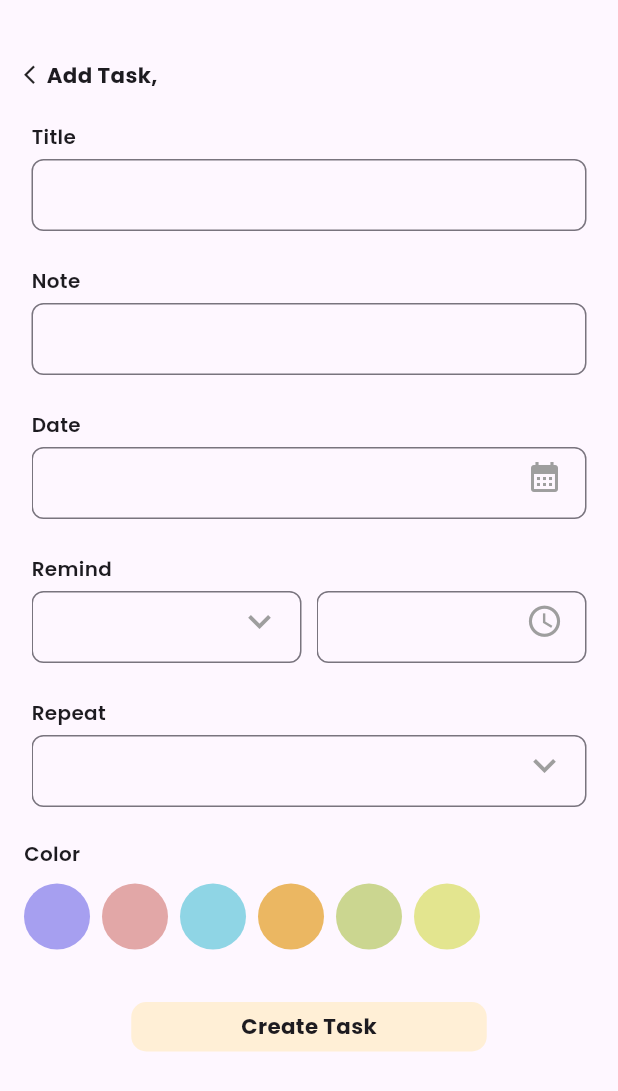
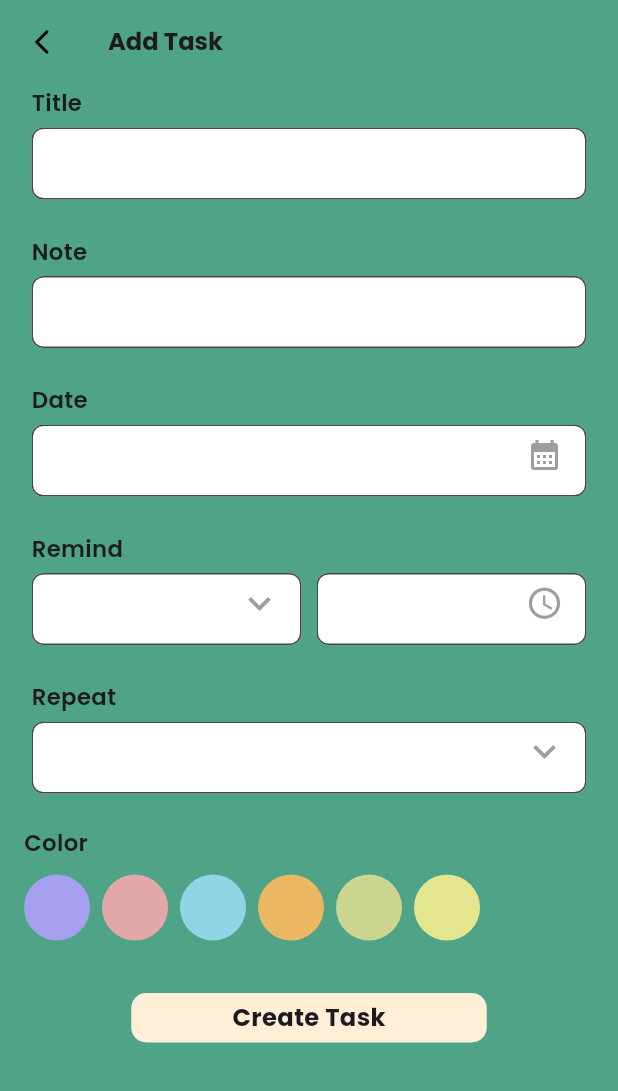
Before and after one commit to Ratih-Shinta/Pulsce_App, a Flutter app: the InputToDo screen opened directly, on a phone screen of 412 x 824 dp. Shown: the top 1091 px of the screen. Run offline on Flutter 3.47's test engine with Material 3 defaults, Android fonts, the phone set to English and light mode, and no system bars; our stand-ins replace date_picker_timeline, flutter_local_notifications, get, get_storage, google_fonts; accounts and stored records are empty.

Commit message:
style [RS] : cleaning ui todo page

```diff
--- a/lib/app/pages/todo_page/views/input_todo_page.dart
+++ b/lib/app/pages/todo_page/views/input_todo_page.dart
@@ -1,6 +1,7 @@
 import 'package:flutter/material.dart';
-import 'package:intl/intl.dart';
-import 'package:pulsce_app/app/pages/todo_page/widget/input_field.dart';
+import 'package:get/get.dart';
+import 'package:pulsce_app/app/pages/todo_page/widgets/input_field.dart';
+import 'package:pulsce_app/app/routes/app_pages.dart';
 import 'package:pulsce_app/service/themes/color_themes.dart';
 import 'package:pulsce_app/service/themes/text_style_themes/todo_page_themes.dart';
 
@@ -16,18 +17,29 @@ class _InputToDoState extends State<InputToDo> {
   @override
   Widget build(BuildContext context) {
     return Scaffold(
-      body: Container(
-        padding: EdgeInsets.symmetric(horizontal: 16,vertical: 40),
+      backgroundColor: ColorResources.primaryColor,
+      appBar: AppBar(
+        elevation: 0,
+        backgroundColor: ColorResources.primaryColor,
+        title: Text(
+          "Add Task",
+          style: addTaskTodo,
+        ),
+        leading: IconButton(
+          onPressed: () => Get.offAllNamed(Routes.TODO_PAGE),
+          icon: Icon(
+            Icons.arrow_back_ios_new_rounded,
+            size: 20,
+            color: ColorResources.blackColor,
+          ),
+        ),
+      ),
+      body: SingleChildScrollView(
+        child: Container(
+          padding: EdgeInsets.symmetric(horizontal: 16),
           child: Column(
             mainAxisAlignment: MainAxisAlignment.start,
             children: [
-            Row(
-              children: [
-                Icon(Icons.arrow_back_ios,size: 15,),
-                Text("Add Task,", style: addTaskTodo,)
-              ],
-            ),
-            SizedBox(height: 20,),
               CustomTextField(
                 labelText: 'Title',
               ),
@@ -38,37 +50,38 @@ class _InputToDoState extends State<InputToDo> {
                 labelText: 'Date',
                 showWidget: true,
                 widget: IconButton(
-                onPressed: (){},
-                icon: Icon(Icons.calendar_month,
-                color: Colors.grey,)
-            ),
+                    onPressed: () {},
+                    icon: Icon(
+                      Icons.calendar_month,
+                      color: Colors.grey,
+                    )),
               ),
               Row(
                 children: [
                   Expanded(
-                    child:
-                    CustomTextField(
+                    child: CustomTextField(
                       labelText: 'Remind',
                       showWidget: true,
                       widget: IconButton(
-                          onPressed: (){},
-                          icon: Icon(Icons.keyboard_arrow_down_outlined,
+                          onPressed: () {},
+                          icon: Icon(
+                            Icons.keyboard_arrow_down_outlined,
                             color: Colors.grey,
-                            size: 30,)
-                      ),
+                            size: 30,
+                          )),
                     ),
                   ),
                   Expanded(
-                  child:
-                  CustomTextField(
+                    child: CustomTextField(
                       labelText: '',
                       showWidget: true,
                       widget: IconButton(
-                        onPressed: (){},
-                        icon: Icon(Icons.access_time,
+                          onPressed: () {},
+                          icon: Icon(
+                            Icons.access_time,
                             color: Colors.grey,
-                          size: 25,)
-                    ),
+                            size: 25,
+                          )),
                     ),
                   ),
                 ],
@@ -77,45 +90,62 @@ class _InputToDoState extends State<InputToDo> {
                 labelText: 'Repeat',
                 showWidget: true,
                 widget: IconButton(
-                onPressed: (){},
-                icon: Icon(Icons.keyboard_arrow_down_outlined,
+                    onPressed: () {},
+                    icon: Icon(
+                      Icons.keyboard_arrow_down_outlined,
                       color: Colors.grey,
-                size: 30,)
-            ),
+                      size: 30,
+                    )),
               ),
               Align(
                 alignment: Alignment.topLeft,
                 child: Column(
                   mainAxisAlignment: MainAxisAlignment.start,
                   children: [
-                  Align(alignment: Alignment.topLeft,child: Text("Color", style: addTaskTittleTodo,)),
-                  SizedBox(height: 10,),
+                    Align(
+                        alignment: Alignment.topLeft,
+                        child: Text(
+                          "Color",
+                          style: addTaskTitleTodo,
+                        )),
+                    SizedBox(
+                      height: 10,
+                    ),
                     Align(
                       alignment: Alignment.topLeft,
                       child: Wrap(
                         crossAxisAlignment: WrapCrossAlignment.start,
-                      children: List<Widget>.generate(
-                          6,
-                              (int index) {
+                        children: List<Widget>.generate(6, (int index) {
                           return Padding(
                             padding: EdgeInsets.only(right: 8),
                             child: CircleAvatar(
                               radius: 22,
-                                backgroundColor:
-                                index == 0 ? ColorResources.todoPurpleColor :
-                                index == 1 ? ColorResources.todoPinkColor :
-                                index == 2 ? ColorResources.todoBlueColor :
-                                index == 3 ? ColorResources.todoOrangeColor :
-                                index == 4 ? ColorResources.todoSageColor :
-                                index == 5 ? ColorResources.todoGriyyColor :
-                                index == 6 ? ColorResources.todoGreenColor : ColorResources.transparentColor,
+                              backgroundColor: index == 0
+                                  ? ColorResources.todoPurpleColor
+                                  : index == 1
+                                      ? ColorResources.todoPinkColor
+                                      : index == 2
+                                          ? ColorResources.todoBlueColor
+                                          : index == 3
+                                              ? ColorResources.todoOrangeColor
+                                              : index == 4
+                                                  ? ColorResources.todoSageColor
+                                                  : index == 5
+                                                      ? ColorResources
+                                                          .todoGriyyColor
+                                                      : index == 6
+                                                          ? ColorResources
+                                                              .todoGreenColor
+                                                          : ColorResources
+                                                              .transparentColor,
                             ),
                           );
-                          }
+                        }),
                       ),
                     ),
+                    SizedBox(
+                      height: 35,
                     ),
-                  SizedBox(height: 35,),
                     GestureDetector(
                       onTap: () {
                         print('Create Task tapped!');
@@ -135,13 +165,13 @@ class _InputToDoState extends State<InputToDo> {
                         ),
                       ),
                     )
-
                   ],
                 ),
               )
             ],
           ),
         ),
+      ),
     );
   }
 }
--- a/lib/app/pages/todo_page/widget/input_field.dart
+++ b/lib/app/pages/todo_page/widgets/input_field.dart
@@ -1,4 +1,5 @@
 import 'package:flutter/material.dart';
+import 'package:pulsce_app/service/themes/color_themes.dart';
 import 'package:pulsce_app/service/themes/text_style_themes/todo_page_themes.dart';
 
 class CustomTextField extends StatelessWidget {
@@ -25,7 +26,7 @@ class CustomTextField extends StatelessWidget {
           Text(
             labelText,
             textAlign: TextAlign.left,
-            style: addTaskTittleTodo,
+            style: addTaskTitleTodo,
           ),
           SizedBox(height: 5),
           Stack(
@@ -33,11 +34,15 @@ class CustomTextField extends StatelessWidget {
               TextField(
                 decoration: InputDecoration(
                   hintText: hint,
+                  fillColor: ColorResources.whiteColor,
+                  filled: true,
                   border: OutlineInputBorder(
                     borderSide: BorderSide(color: Colors.black),
                     borderRadius: BorderRadius.all(Radius.circular(8.0)),
                   ),
-                  contentPadding: EdgeInsets.symmetric(horizontal: 20.0, vertical: 10.0), // Adjust horizontal padding here
+                  contentPadding: EdgeInsets.symmetric(
+                      horizontal: 20.0,
+                      vertical: 10.0), // Adjust horizontal padding here
                   labelStyle: TextStyle(color: Colors.black),
                 ),
               ),
@@ -49,7 +54,8 @@ class CustomTextField extends StatelessWidget {
                     padding: EdgeInsets.all(8),
                     child: Center(
                       child: Transform.translate(
-                        offset: Offset(4, 4), // Adjust the offset to center the icon
+                        offset: Offset(
+                            4, 4),
                         child: widget,
                       ),
                     ),
@@ -57,7 +63,10 @@ class CustomTextField extends StatelessWidget {
                 ),
             ],
           ),
-          SizedBox(height: 20, width: 10,),
+          SizedBox(
+            height: 20,
+            width: 10,
+          ),
         ],
       ),
     );
--- a/lib/app/routes/app_pages.dart
+++ b/lib/app/routes/app_pages.dart
@@ -2,13 +2,14 @@ import 'package:get/get.dart';
 import 'package:pulsce_app/app/pages/splash_page/binding/splash_binding.dart';
 import 'package:pulsce_app/app/pages/splash_page/view/splash_view.dart';
 import 'package:pulsce_app/app/pages/todo_page/bindings/todo_page_binding.dart';
+import 'package:pulsce_app/app/pages/todo_page/views/input_todo_page.dart';
 import 'package:pulsce_app/app/pages/todo_page/views/todo_page_view.dart';
 part 'app_routes.dart';
 
 class AppPages {
   AppPages._();
 
-  static const INITIAL = Routes.SPLASH_SCREEN;
+  static const INITIAL = Routes.TODO_PAGE;
 
   static final routes = [
     GetPage(
@@ -23,5 +24,11 @@ class AppPages {
       transition: Transition.fadeIn,
       binding: SplashBinding(),
     ),
+    GetPage(
+      name: _Paths.ADD_TASK_TODO_PAGE,
+      page: () => InputToDo(),
+      transition: Transition.fadeIn,
+      binding: ToDoPageBinding(),
+    )
   ];
 }
--- a/lib/app/routes/app_routes.dart
+++ b/lib/app/routes/app_routes.dart
@@ -4,10 +4,12 @@ abstract class Routes {
   Routes._();
   static const SPLASH_SCREEN = _Paths.SPLASH_SCREEN;
   static const TODO_PAGE = _Paths.TODO_PAGE;
+  static const ADD_TASK_TODO_PAGE = _Paths.ADD_TASK_TODO_PAGE;
 }
 
 abstract class _Paths {
   _Paths._();
   static const SPLASH_SCREEN = '/splash-screen';
   static const TODO_PAGE = '/todo-page';
+  static const ADD_TASK_TODO_PAGE = '/add-task-todo-page';
 }
--- a/lib/service/themes/color_themes.dart
+++ b/lib/service/themes/color_themes.dart
@@ -7,6 +7,7 @@ class ColorResources {
   static const Color transparentColor = Colors.transparent;
   static const Color whiteColor = Colors.white;
   static const Color orangeColor = Color(0XFFFFEFD6);
+  static const Color blackColor = Colors.black;
 
 //todo page colors
   static const Color todoPurpleColor = Color(0xFFA69FF0);
--- a/lib/service/themes/image_themes.dart
+++ b/lib/service/themes/image_themes.dart
@@ -4,5 +4,5 @@ class Images {
   static const String onboardlogo1 = 'assets/image/onboard1.svg';
   static const String onboardlogo2 = 'assets/image/onboard2.svg';
   static const String onboardlogo3 = 'assets/image/onboard3.svg';
-  static const String logo2 = 'assets/image/logo2.png';
+  static const String logo2 = 'assets/images/logo.png';
 }
```
Also changed, not shown: lib/app/pages/splash_page/controller/splash_controller.dart (+12 -3 lines), lib/app/pages/splash_page/view/splash_view.dart (+11 -9 lines), lib/app/pages/todo_page/views/todo_page_view.dart (+70 -109 lines), lib/app/pages/todo_page/widgets/add_task_button_todo.dart (added, +40 -0 lines), lib/app/pages/todo_page/widgets/task_item_todo.dart (added, +35 -0 lines), lib/service/themes/text_style_themes/todo_page_themes.dart (+17 -38 lines), pubspec.lock. Lines whose indentation alone changed are shown as unchanged.
